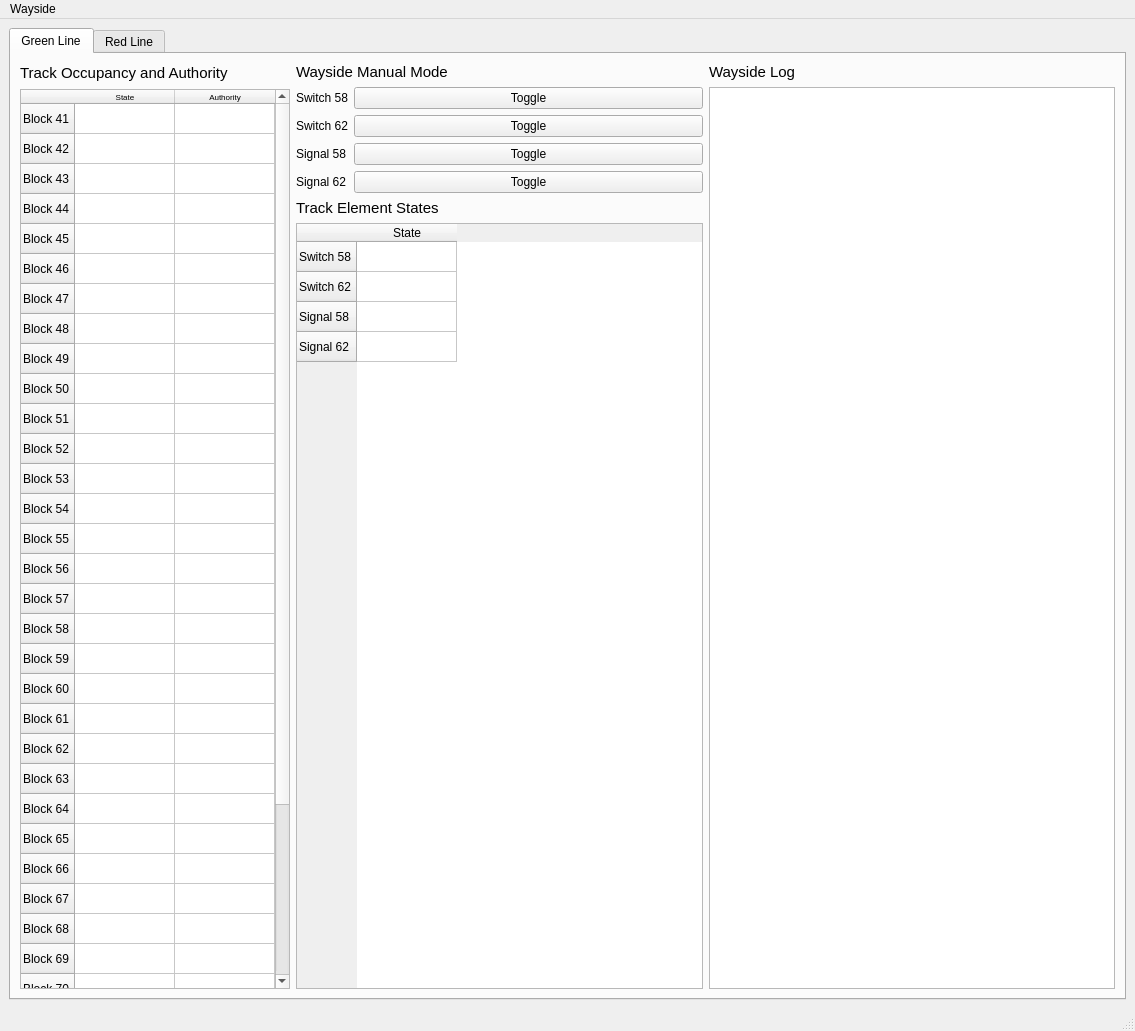
Old version of the form Wayside_Controller/Hardware/app.ui in the repository ColeMinersUnion/Trains.
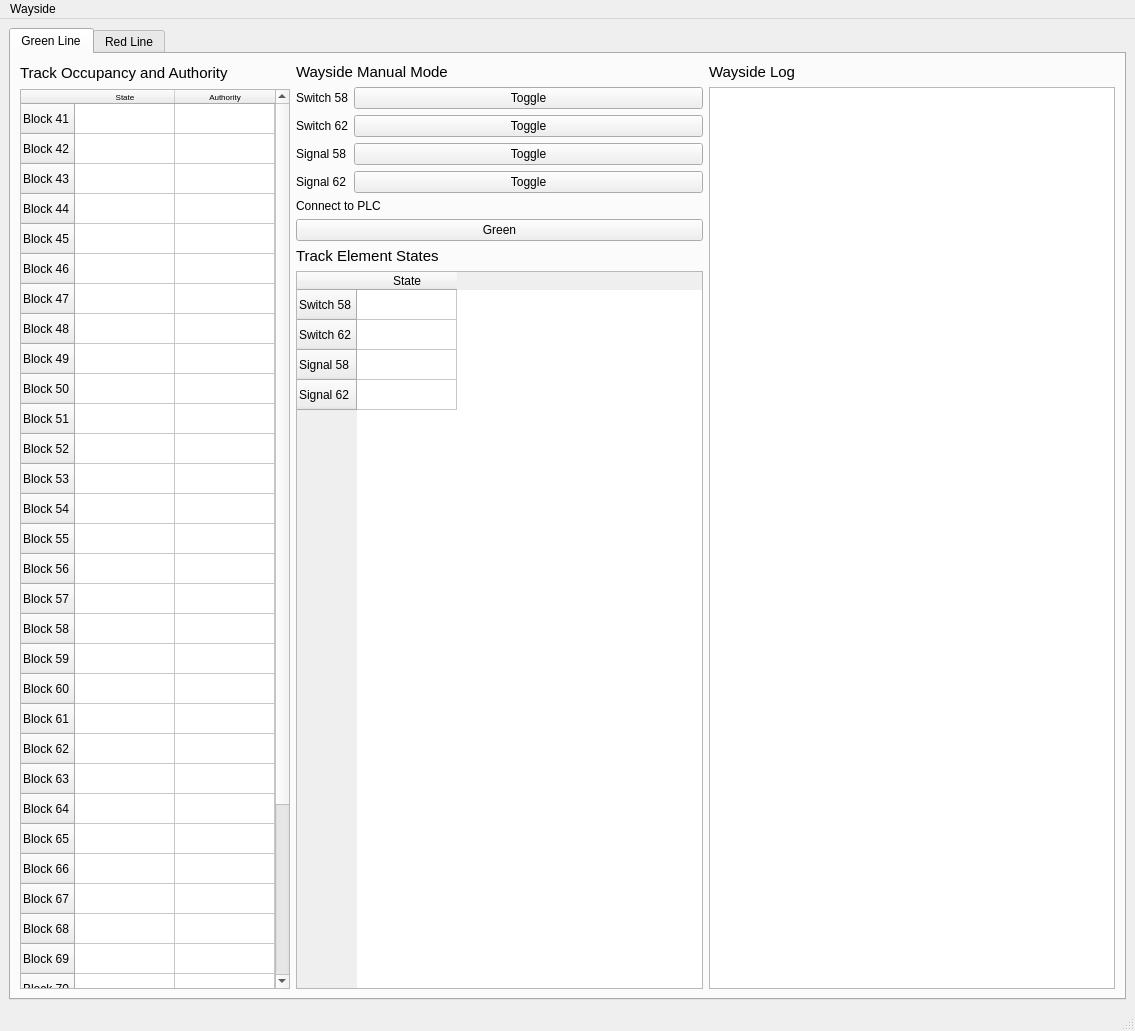
New version of the form.

What changed in the file:
```diff
--- a/Wayside_Controller/Hardware/app.ui
+++ b/Wayside_Controller/Hardware/app.ui
@@ -31,7 +31,71 @@
         <string>Green Line</string>
        </attribute>
        <layout class="QGridLayout" name="gridLayout">
-        <item row="0" column="0" rowspan="2">
+        <item row="0" column="2" rowspan="3">
+         <layout class="QVBoxLayout" name="wayside_log_2">
+          <item>
+           <widget class="QLabel" name="label_13">
+            <property name="font">
+             <font>
+              <pointsize>11</pointsize>
+             </font>
+            </property>
+            <property name="text">
+             <string>Wayside Log</string>
+            </property>
+           </widget>
+          </item>
+          <item>
+           <widget class="QTextBrowser" name="wayside_log"/>
+          </item>
+         </layout>
+        </item>
+        <item row="2" column="1">
+         <layout class="QVBoxLayout" name="track_state_3">
+          <item>
+           <widget class="QLabel" name="label_21">
+            <property name="font">
+             <font>
+              <pointsize>11</pointsize>
+             </font>
+            </property>
+            <property name="text">
+             <string>Track Element States</string>
+            </property>
+           </widget>
+          </item>
+          <item>
+           <widget class="QTableWidget" name="wayside_elements_table">
+            <row>
+             <property name="text">
+              <string>Switch 58</string>
+             </property>
+            </row>
+            <row>
+             <property name="text">
+              <string>Switch 62</string>
+             </property>
+            </row>
+            <row>
+             <property name="text">
+              <string>Signal 58</string>
+             </property>
+            </row>
+            <row>
+             <property name="text">
+              <string>Signal 62</string>
+             </property>
+            </row>
+            <column>
+             <property name="text">
+              <string>State</string>
+             </property>
+            </column>
+           </widget>
+          </item>
+         </layout>
+        </item>
+        <item row="0" column="0" rowspan="3">
          <layout class="QVBoxLayout" name="block_occ">
           <item>
            <widget class="QLabel" name="label_20">
@@ -284,51 +348,6 @@
           </item>
          </layout>
         </item>
-        <item row="1" column="1">
-         <layout class="QVBoxLayout" name="track_state_3">
-          <item>
-           <widget class="QLabel" name="label_21">
-            <property name="font">
-             <font>
-              <pointsize>11</pointsize>
-             </font>
-            </property>
-            <property name="text">
-             <string>Track Element States</string>
-            </property>
-           </widget>
-          </item>
-          <item>
-           <widget class="QTableWidget" name="wayside_elements_table">
-            <row>
-             <property name="text">
-              <string>Switch 58</string>
-             </property>
-            </row>
-            <row>
-             <property name="text">
-              <string>Switch 62</string>
-             </property>
-            </row>
-            <row>
-             <property name="text">
-              <string>Signal 58</string>
-             </property>
-            </row>
-            <row>
-             <property name="text">
-              <string>Signal 62</string>
-             </property>
-            </row>
-            <column>
-             <property name="text">
-              <string>State</string>
-             </property>
-            </column>
-           </widget>
-          </item>
-         </layout>
-        </item>
         <item row="0" column="1">
          <layout class="QVBoxLayout" name="verticalLayout">
           <item>
@@ -425,22 +444,21 @@
           </item>
          </layout>
         </item>
-        <item row="0" column="2" rowspan="2">
-         <layout class="QVBoxLayout" name="wayside_log_2">
+        <item row="1" column="1">
+         <layout class="QVBoxLayout" name="verticalLayout_2">
           <item>
-           <widget class="QLabel" name="label_13">
-            <property name="font">
-             <font>
-              <pointsize>11</pointsize>
-             </font>
-            </property>
+           <widget class="QLabel" name="label">
             <property name="text">
-             <string>Wayside Log</string>
+             <string>Connect to PLC</string>
             </property>
            </widget>
           </item>
           <item>
-           <widget class="QTextBrowser" name="wayside_log"/>
+           <widget class="QPushButton" name="connect_green">
+            <property name="text">
+             <string>Green</string>
+            </property>
+           </widget>
           </item>
          </layout>
         </item>
```
